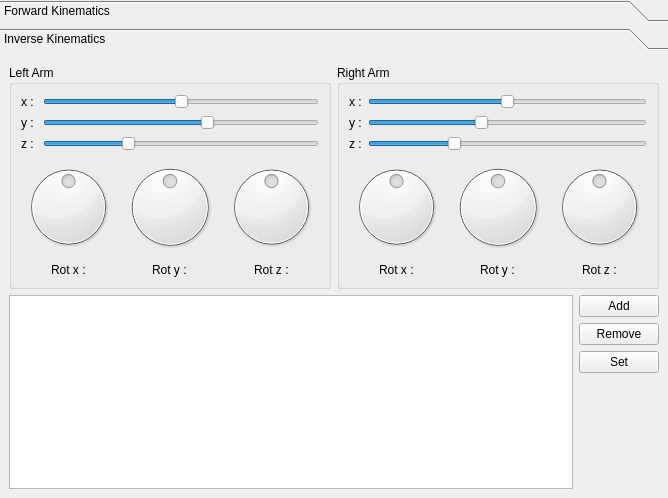
First picture: the form in jointsettingsdialog.ui, repository alifahrri/dinsow-ik, before the edit.
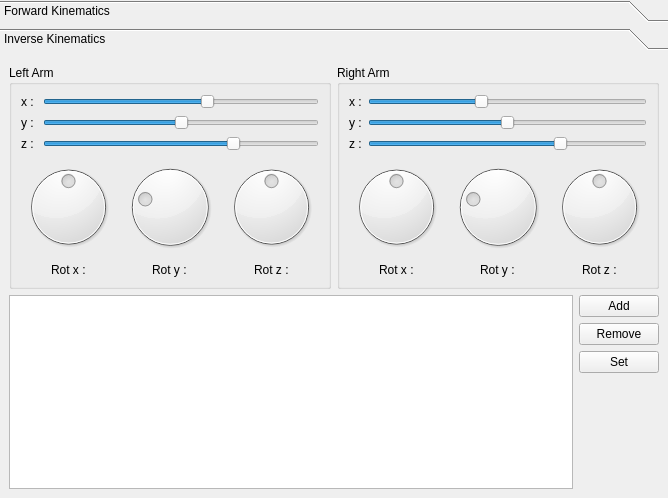
Second picture: the form after the edit.

The edit to the form file:
```diff
--- a/jointsettingsdialog.ui
+++ b/jointsettingsdialog.ui
@@ -528,7 +528,7 @@
                <number>5</number>
               </property>
               <property name="value">
-               <number>100</number>
+               <number>0</number>
               </property>
               <property name="orientation">
                <enum>Qt::Horizontal</enum>
@@ -554,7 +554,7 @@
                <number>5</number>
               </property>
               <property name="value">
-               <number>-200</number>
+               <number>200</number>
               </property>
               <property name="orientation">
                <enum>Qt::Horizontal</enum>
@@ -579,6 +579,9 @@
               <property name="singleStep">
                <number>5</number>
               </property>
+              <property name="value">
+               <number>100</number>
+              </property>
               <property name="orientation">
                <enum>Qt::Horizontal</enum>
               </property>
@@ -613,6 +616,9 @@
               <property name="maximum">
                <number>31</number>
               </property>
+              <property name="value">
+               <number>-15</number>
+              </property>
              </widget>
             </item>
             <item row="0" column="2">
@@ -701,6 +707,9 @@
               <property name="singleStep">
                <number>5</number>
               </property>
+              <property name="value">
+               <number>-100</number>
+              </property>
               <property name="orientation">
                <enum>Qt::Horizontal</enum>
               </property>
@@ -725,7 +734,7 @@
                <number>5</number>
               </property>
               <property name="value">
-               <number>-100</number>
+               <number>0</number>
               </property>
               <property name="orientation">
                <enum>Qt::Horizontal</enum>
@@ -751,7 +760,7 @@
                <number>5</number>
               </property>
               <property name="value">
-               <number>-200</number>
+               <number>200</number>
               </property>
               <property name="orientation">
                <enum>Qt::Horizontal</enum>
@@ -770,6 +779,9 @@
               <property name="maximum">
                <number>31</number>
               </property>
+              <property name="value">
+               <number>-15</number>
+              </property>
              </widget>
             </item>
             <item row="1" column="3" alignment="Qt::AlignHCenter">
```
